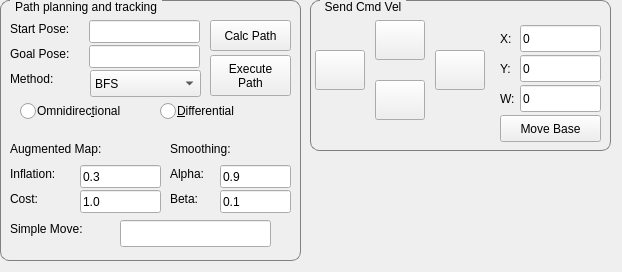
Before: the Qt Designer form catkin_ws/src/simple_gui/src/MainWindow.ui in mnegretev/Mobile-Robots-2021-1, drawn with Qt 5.
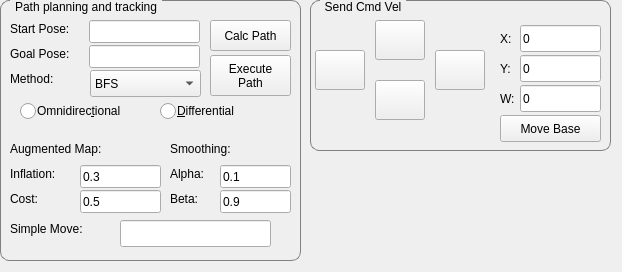
After: the same form once the commit is applied.

```diff
--- a/catkin_ws/src/simple_gui/src/MainWindow.ui
+++ b/catkin_ws/src/simple_gui/src/MainWindow.ui
@@ -225,7 +225,7 @@
       </rect>
      </property>
      <property name="text">
-      <string>1.0</string>
+      <string>0.5</string>
      </property>
     </widget>
     <widget class="QLabel" name="navLblInflate">
@@ -277,7 +277,7 @@
       </rect>
      </property>
      <property name="text">
-      <string>0.9</string>
+      <string>0.1</string>
      </property>
     </widget>
     <widget class="QLineEdit" name="navTxtSmoothBeta">
@@ -290,7 +290,7 @@
       </rect>
      </property>
      <property name="text">
-      <string>0.1</string>
+      <string>0.9</string>
      </property>
     </widget>
     <widget class="QLabel" name="navLblSmoothBeta">
```
